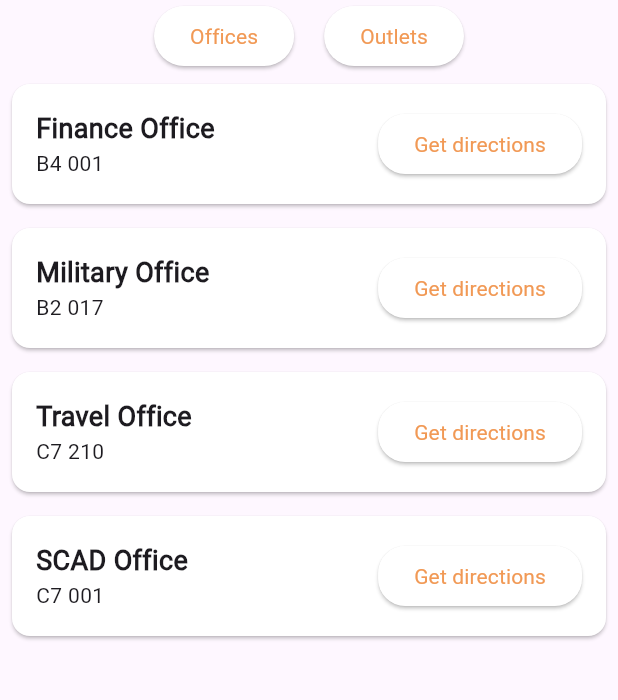
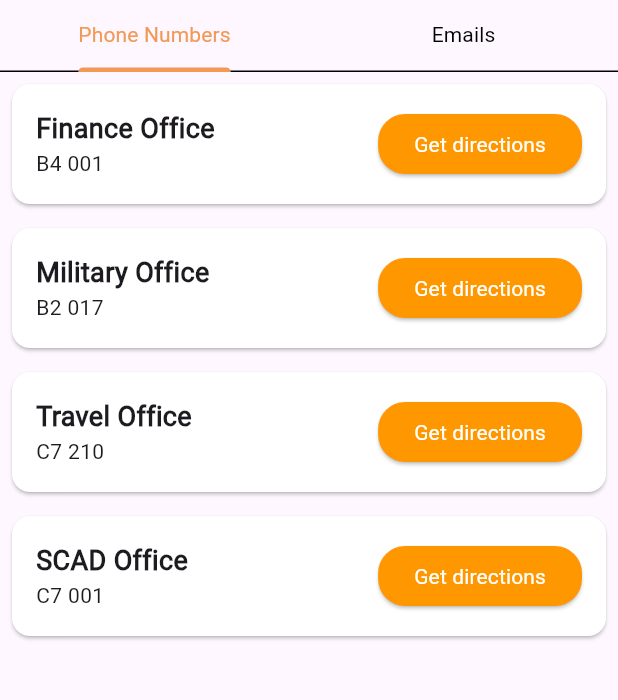
Before and after one commit to omar-sherif9992/GUConnect, a Flutter app: the OfficesAndOutlets screen opened by its route, on a phone screen of 412 x 824 dp, the part 84-784 px from its top. Run offline on Flutter 3.47's test engine with Material 3 defaults, Android fonts, the phone set to English and light mode, and no system bars; our stand-ins replace cached_network_image, cloud_firestore, device_preview, email_validator, firebase_auth, firebase_core and 5 more; missing offline and left inert: flutter_phone_direct_caller; accounts and stored records are empty; key blocks and very long unbroken strings in the code were emptied for the run.

Commit message:
profile and officeoutlet tabcontroller

```diff
--- a/app/lib/src/screens/officesAndOutlets.dart
+++ b/app/lib/src/screens/officesAndOutlets.dart
@@ -1,9 +1,16 @@
 import 'package:GUConnect/src/widgets/app_bar.dart';
 import 'package:flutter/material.dart';
 
-class OfficesAndOutlets extends StatelessWidget {
+class OfficesAndOutlets extends StatefulWidget {
   const OfficesAndOutlets({super.key});
 
+  @override
+  State<OfficesAndOutlets> createState() => _OfficesAndOutletsState();
+}
+
+class _OfficesAndOutletsState extends State<OfficesAndOutlets>
+    with SingleTickerProviderStateMixin {
+  late TabController _tabController;
   @override
   Widget build(BuildContext context) {
     return Scaffold(
@@ -13,26 +20,61 @@ class OfficesAndOutlets extends StatelessWidget {
       ),
       body: Column(
         children: [
-          Row(
-            mainAxisAlignment: MainAxisAlignment.center,
+          TabBar(
+            controller: _tabController,
+            tabs: const [
+              Tab(
+                text: 'Phone Numbers',
+              ),
+              Tab(text: 'Emails'),
+            ],
+          ),
+          Expanded(
+            child: TabBarView(
+              controller: _tabController,
               children: [
-              ElevatedButton(
-                onPressed: () {
-                  // Handle button 1 press
-                },
-                child: Text('Offices'),
+                _buildOffices(),
+                _buildOutlets(),
+              ],
             ),
-              SizedBox(width: 20), // Add some spacing between buttons
-              ElevatedButton(
-                onPressed: () {
-                  // Handle button 2 press
-                },
-                child: Text('Outlets'),
           ),
         ],
       ),
-          Expanded(
-            child: ListView(
+    );
+  }
+
+  @override
+  void initState() {
+    super.initState();
+
+    _tabController = TabController(length: 2, vsync: this, initialIndex: 0);
+  }
+
+  Widget _buildOutlets() {
+    return ListView(
+      children: <Widget>[
+        OfficeItem(
+          officeName: '3am Saad',
+          officeLocation: 'under platform',
+        ),
+        OfficeItem(
+          officeName: 'Arabiata',
+          officeLocation: 'beside the B',
+        ),
+        OfficeItem(
+          officeName: 'L\'aroma',
+          officeLocation: 'Platform',
+        ),
+        OfficeItem(
+          officeName: 'Friends caffee',
+          officeLocation: 'Platform',
+        ),
+      ],
+    );
+  }
+
+  Widget _buildOffices() {
+    return ListView(
       children: <Widget>[
         OfficeItem(
           officeName: 'Finance Office',
@@ -51,27 +93,6 @@ class OfficesAndOutlets extends StatelessWidget {
           officeLocation: 'C7 001',
         ),
       ],
-            ),
-          ),
-        ],
-      )
-      // bottomNavigationBar: BottomAppBar(
-      //   child: Row(
-      //     mainAxisAlignment: MainAxisAlignment.spaceAround,
-      //     children: <Widget>[
-      //       IconButton(icon: Icon(Icons.home), onPressed: () {}),
-      //       IconButton(icon: Icon(Icons.search), onPressed: () {}),
-      //       IconButton(icon: Icon(Icons.add_circle_outline), onPressed: () {}),
-      //       IconButton(icon: Icon(Icons.notifications), onPressed: () {}),
-      //     ],
-      //   ),
-      // ),
-      // floatingActionButton: FloatingActionButton(
-      //   child: Icon(Icons.add),
-      //   onPressed: () {},
-      // ),
-      // floatingActionButtonLocation: FloatingActionButtonLocation.centerDocked,
-      ,
     );
   }
 }
@@ -107,12 +128,15 @@ class OfficeItem extends StatelessWidget {
             ElevatedButton(
               onPressed: () {},
               style: ElevatedButton.styleFrom(
-                backgroundColor: Colors.white,
+                backgroundColor: Colors.orange,
                 shape: RoundedRectangleBorder(
                   borderRadius: BorderRadius.circular(18.0),
                 ),
               ),
-              child: const Text('Get directions'),
+              child: const Text(
+                'Get directions',
+                style: TextStyle(color: Colors.white),
+              ),
             ),
           ],
         ),
```
Also changed, not shown: app/lib/routes.dart (+2 -6 lines), app/lib/src/screens/user/profile.dart (+41 -29 lines). Lines whose indentation alone changed are shown as unchanged.
